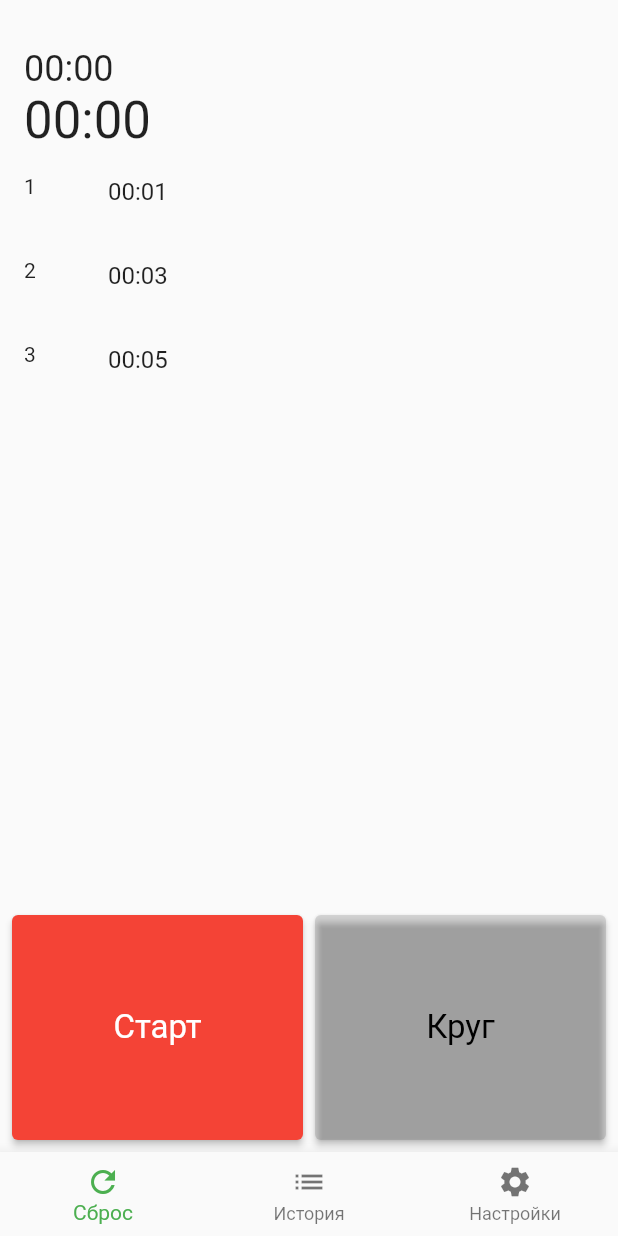
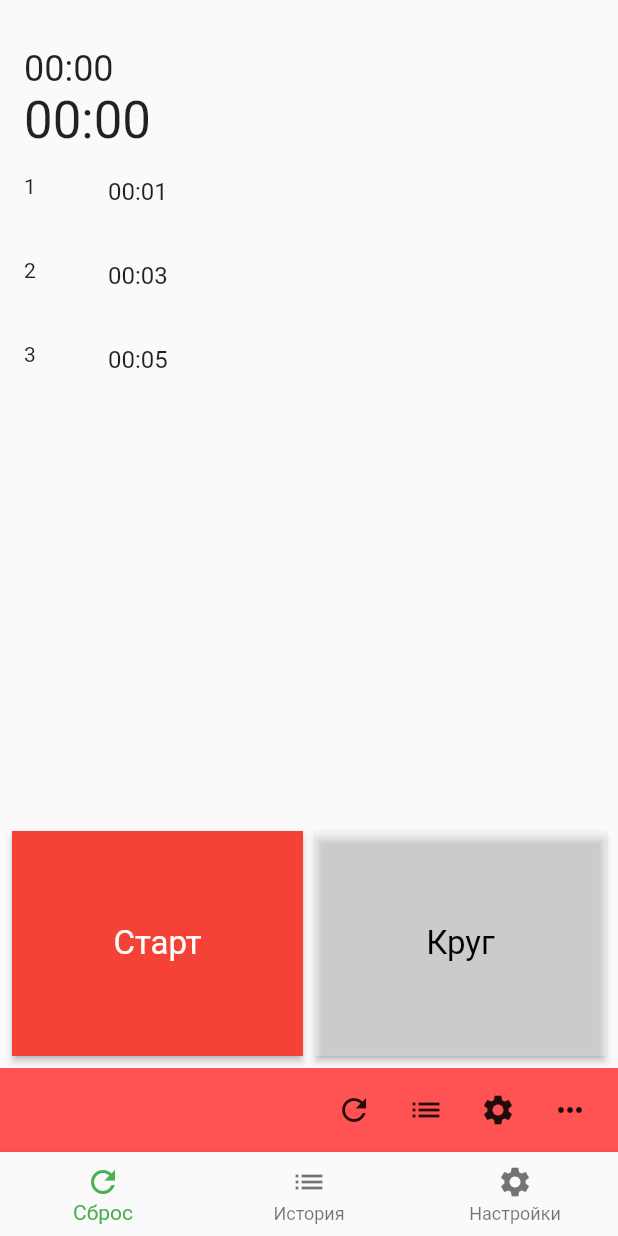
Before and after one commit to flankb/stopwatch-flutter, a Flutter app: the screen it shows after launch, on a phone screen of 412 x 824 dp. Run offline on Flutter 3.47's test engine with Material 2 defaults, Android fonts, the phone set to English and light mode, and no system bars; our stand-ins replace after_layout, bloc, csv, equatable, moor, moor_ffi; missing offline and left inert: flutter_widgets, launch_review, preferences, rate_my_app; generated files the repository leaves out were written again; project files that could hold a hidden picture were left out.

Commit message:
Кнопочное меню

```diff
--- a/lib/main.dart
+++ b/lib/main.dart
@@ -3,7 +3,7 @@ import 'package:after_layout/after_layout.dart';
 import 'package:flutter/material.dart';
 import 'package:flutter_widgets/flutter_widgets.dart';
 import 'package:launch_review/launch_review.dart';
-import 'package:learnwords/about_page.dart';
+import 'file:///D:/Android/Projects/stopwatch-flutter/lib/pages/about_page.dart';
 import 'package:learnwords/widgets/circular.dart';
 import 'package:learnwords/widgets/stopwatch_body.dart';
 import 'package:preferences/preferences.dart';
@@ -15,7 +15,7 @@ import 'package:flutter/foundation.dart';
 import 'package:flutter/material.dart';
 //import 'package:scrollable_positioned_list/scrollable_positioned_list.dart' as scrollList;
 
-import 'settings_page.dart';
+import 'pages/settings_page.dart';
 import 'util_mixins/rate_app_mixin.dart';
 
 // Рефакторинг
--- /dev/null
+++ b/lib/widgets/buttons_bar.dart
@@ -0,0 +1,54 @@
+
+import 'package:flutter/cupertino.dart';
+import 'package:flutter/material.dart';
+
+class ButtonsBar extends StatelessWidget{
+  @override
+  Widget build(BuildContext context) {
+    return Container(
+      color: Colors.redAccent,
+      height: 56,
+      width: MediaQuery.of(context).size.width,
+      child: Padding(
+        padding: const EdgeInsets.symmetric(horizontal: 8),
+        child: Row(
+          crossAxisAlignment: CrossAxisAlignment.stretch,
+          mainAxisAlignment: MainAxisAlignment.end,
+          children: <Widget>[
+            // Кнопка с подсказкой внизу:
+            // https://api.flutter.dev/flutter/material/IconButton-class.html
+            // Так же можно обернуть в InkWell
+
+            IconButton(
+              icon: Icon(Icons.refresh),
+              tooltip: 'Сброс',
+              onPressed: () {
+              },
+            ),
+
+            IconButton(
+              icon: Icon(Icons.list),
+              tooltip: 'История',
+              onPressed: () {
+              },
+            ),
+
+            IconButton(
+              icon: Icon(Icons.settings),
+              tooltip: 'Settings',
+              onPressed: () {
+              },
+            ),
+
+            IconButton(
+              icon: Icon(Icons.more_horiz),
+              tooltip: 'Menu',
+              onPressed: () {
+              },
+            )
+          ],
+        ),
+      ),
+    );
+  }
+}
--- a/lib/widgets/stopwatch_body.dart
+++ b/lib/widgets/stopwatch_body.dart
@@ -1,4 +1,6 @@
 import 'package:flutter/material.dart';
+
+import 'buttons_bar.dart';
 
 class StopwatchBody extends StatelessWidget {
   @override
@@ -52,7 +54,7 @@ class StopwatchBody extends StatelessWidget {
                       onPressed: () {},
                       fillColor: Colors.red,
                       shape: RoundedRectangleBorder(
-                        borderRadius: BorderRadius.all(Radius.circular(4)),
+                        borderRadius: BorderRadius.all(Radius.circular(0)),
                       ),
                     ),
                   ),
@@ -71,15 +73,16 @@ class StopwatchBody extends StatelessWidget {
                         )),
                       ),
                       onPressed: () {},
-                      fillColor: Colors.black12,
+                      fillColor: Colors.white30,
                       shape: RoundedRectangleBorder(
-                        borderRadius: BorderRadius.all(Radius.circular(4)),
+                        borderRadius: BorderRadius.all(Radius.circular(0)),
                       ),
                     ),
                   ),
                 ))
           ],
         ),
+        ButtonsBar()
       ],
     );
   }
```
Also changed, not shown: lib/pages/about_page.dart (renamed from lib/about_page.dart), lib/pages/settings_page.dart (renamed from lib/settings_page.dart).
